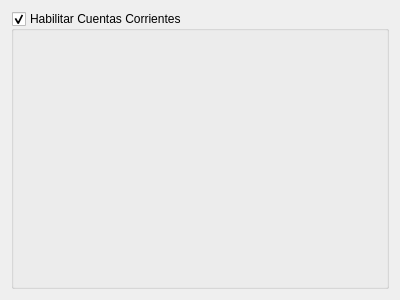
Above: trunk/plugins/CtaCte/FormPrefCtaCteBase.ui from chungote/gestotux before the change. Below: the same form after it.
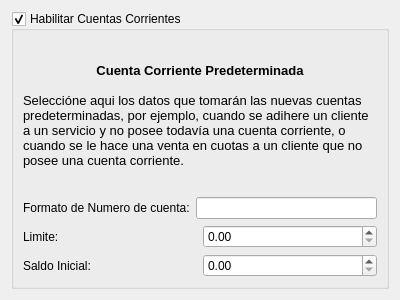
That is the form after the change.

Commit message: Agregada preferencia para saldo inicial y limite predeterminado en las cuentas corrientes.

```diff
--- a/trunk/plugins/CtaCte/FormPrefCtaCteBase.ui
+++ b/trunk/plugins/CtaCte/FormPrefCtaCteBase.ui
@@ -25,6 +25,72 @@
      <property name="checkable">
       <bool>true</bool>
      </property>
+     <layout class="QVBoxLayout" name="verticalLayout">
+      <item>
+       <widget class="QLabel" name="label">
+        <property name="text">
+         <string>&lt;!DOCTYPE HTML PUBLIC &quot;-//W3C//DTD HTML 4.0//EN&quot; &quot;http://www.w3.org/TR/REC-html40/strict.dtd&quot;&gt;
+&lt;html&gt;&lt;head&gt;&lt;meta name=&quot;qrichtext&quot; content=&quot;1&quot; /&gt;&lt;style type=&quot;text/css&quot;&gt;
+p, li { white-space: pre-wrap; }
+&lt;/style&gt;&lt;/head&gt;&lt;body style=&quot; font-family:'Sans Serif'; font-size:10pt; font-weight:400; font-style:normal;&quot;&gt;
+&lt;table style=&quot;-qt-table-type: root; margin-top:4px; margin-bottom:4px; margin-left:4px; margin-right:4px;&quot;&gt;
+&lt;tr&gt;
+&lt;td style=&quot;border: none;&quot;&gt;
+&lt;p align=&quot;center&quot; style=&quot; margin-top:0px; margin-bottom:0px; margin-left:0px; margin-right:0px; -qt-block-indent:0; text-indent:0px;&quot;&gt;&lt;span style=&quot; font-weight:600;&quot;&gt;Cuenta Corriente Predeterminada&lt;/span&gt;&lt;/p&gt;
+&lt;p align=&quot;center&quot; style=&quot;-qt-paragraph-type:empty; margin-top:0px; margin-bottom:0px; margin-left:0px; margin-right:0px; -qt-block-indent:0; text-indent:0px; font-weight:600;&quot;&gt;&lt;/p&gt;
+&lt;p style=&quot; margin-top:0px; margin-bottom:0px; margin-left:0px; margin-right:0px; -qt-block-indent:0; text-indent:0px;&quot;&gt;Seleccióne aqui los datos que tomarán las nuevas cuentas predeterminadas, por ejemplo, cuando se adihere un cliente a un servicio y no posee todavía una cuenta corriente, o cuando se le hace una venta en cuotas a un cliente que no posee una cuenta corriente.&lt;/p&gt;&lt;/td&gt;&lt;/tr&gt;&lt;/table&gt;&lt;/body&gt;&lt;/html&gt;</string>
+        </property>
+        <property name="wordWrap">
+         <bool>true</bool>
+        </property>
+        <property name="textInteractionFlags">
+         <set>Qt::NoTextInteraction</set>
+        </property>
+       </widget>
+      </item>
+      <item>
+       <layout class="QHBoxLayout" name="horizontalLayout">
+        <item>
+         <widget class="QLabel" name="label_2">
+          <property name="text">
+           <string>Formato de Numero de cuenta:</string>
+          </property>
+         </widget>
+        </item>
+        <item>
+         <widget class="QLineEdit" name="LEFormato"/>
+        </item>
+       </layout>
+      </item>
+      <item>
+       <layout class="QHBoxLayout" name="horizontalLayout_2">
+        <item>
+         <widget class="QLabel" name="label_3">
+          <property name="text">
+           <string>Limite:</string>
+          </property>
+         </widget>
+        </item>
+        <item>
+         <widget class="QDoubleSpinBox" name="DSBLimite"/>
+        </item>
+       </layout>
+      </item>
+      <item>
+       <layout class="QHBoxLayout" name="horizontalLayout_3">
+        <item>
+         <widget class="QLabel" name="label_4">
+          <property name="text">
+           <string>Saldo Inicial:</string>
+          </property>
+         </widget>
+        </item>
+        <item>
+         <widget class="QDoubleSpinBox" name="DSBSaldoInicial"/>
+        </item>
+       </layout>
+      </item>
+     </layout>
     </widget>
    </item>
   </layout>
```
The commit also changes 3 other files.
